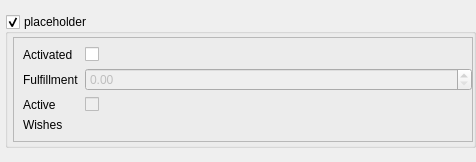
Above: src/rqt_planner_gui/resource/goal.ui from ros-hybrid-behaviour-planner/rhbp before the change. Below: the same form after it.
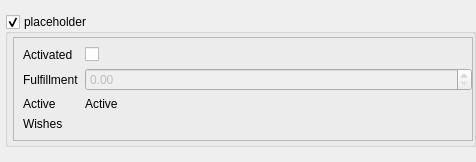
That is the form after the change.

Commit message: less loginfo (there is rqt for that), changed read-only checkboxes to labels, force start button instead of checkbox, fix not initialized interruptable property in behaviour

Diff of the .ui file:
```diff
--- a/src/rqt_planner_gui/resource/goal.ui
+++ b/src/rqt_planner_gui/resource/goal.ui
@@ -84,7 +84,7 @@
           <number>0</number>
          </property>
          <item row="2" column="0">
-          <widget class="QLabel" name="activeLabel">
+          <widget class="QLabel" name="activeDescriptionLabel">
            <property name="sizePolicy">
             <sizepolicy hsizetype="Maximum" vsizetype="Preferred">
              <horstretch>0</horstretch>
@@ -99,16 +99,6 @@
            </property>
           </widget>
          </item>
-         <item row="2" column="1">
-          <widget class="QCheckBox" name="activeCheckbox">
-           <property name="enabled">
-            <bool>false</bool>
-           </property>
-           <property name="text">
-            <string/>
-           </property>
-          </widget>
-         </item>
          <item row="0" column="1">
           <widget class="QCheckBox" name="activatedCheckbox">
            <property name="enabled">
@@ -187,6 +177,22 @@
            </property>
           </widget>
          </item>
+         <item row="2" column="1" colspan="2">
+          <widget class="QLabel" name="activeLabel">
+           <property name="sizePolicy">
+            <sizepolicy hsizetype="Preferred" vsizetype="Preferred">
+             <horstretch>0</horstretch>
+             <verstretch>0</verstretch>
+            </sizepolicy>
+           </property>
+           <property name="toolTip">
+            <string>if the behaviour is activated but not active there is an internal problem</string>
+           </property>
+           <property name="text">
+            <string>Active</string>
+           </property>
+          </widget>
+         </item>
         </layout>
        </widget>
       </item>
```
The commit also changes 7 other files.
